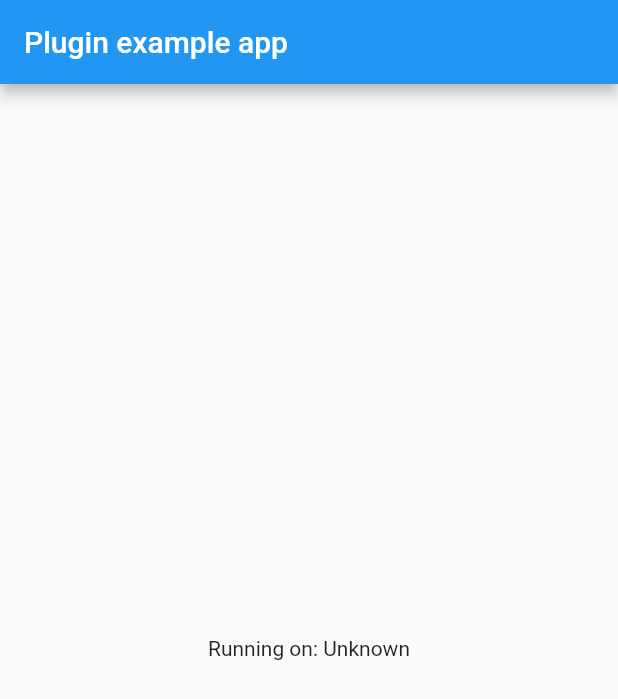
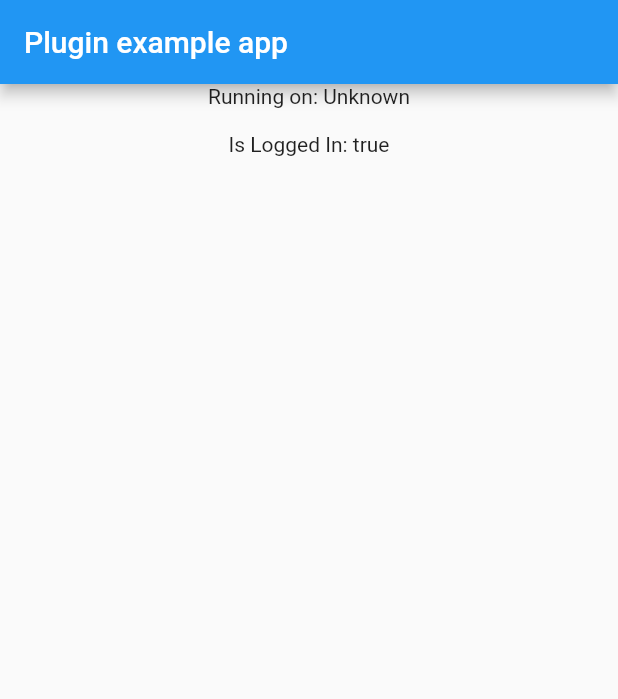
Before and after one commit to sarpongkb/flutter_facebook_sdk, a Flutter app: the screen it shows after launch, on a phone screen of 412 x 824 dp. Shown: the top 699 px of the screen. Run offline on Flutter 3.47's test engine with Material 2 defaults, Android fonts, the phone set to English and light mode, and no system bars.

Commit message:
Initial android setup for login

```diff
--- a/example/lib/main.dart
+++ b/example/lib/main.dart
@@ -13,6 +13,7 @@ class MyApp extends StatefulWidget {
 
 class _MyAppState extends State<MyApp> {
   String _platformVersion = 'Unknown';
+  bool _loggedIn = true;
 
   @override
   void initState() {
@@ -23,9 +24,11 @@ class _MyAppState extends State<MyApp> {
   // Platform messages are asynchronous, so we initialize in an async method.
   Future<void> initPlatformState() async {
     String platformVersion;
+    bool loggedIn;
     // Platform messages may fail, so we use a try/catch PlatformException.
     try {
       platformVersion = await FlutterFacebookSdk.platformVersion;
+      loggedIn = await FlutterFacebookSdk.isLoggedIn();
     } on PlatformException {
       platformVersion = 'Failed to get platform version.';
     }
@@ -37,6 +40,7 @@ class _MyAppState extends State<MyApp> {
 
     setState(() {
       _platformVersion = platformVersion;
+      _loggedIn = loggedIn;
     });
   }
 
@@ -47,8 +51,15 @@ class _MyAppState extends State<MyApp> {
         appBar: new AppBar(
           title: const Text('Plugin example app'),
         ),
-        body: new Center(
-          child: new Text('Running on: $_platformVersion\n'),
+        body: Column(
+          children: <Widget>[
+             Center(
+              child: Text('Running on: $_platformVersion\n'),
+            ),
+             Center(
+               child: Text('Is Logged In: $_loggedIn\n'),
+             ),
+          ],
         ),
       ),
     );
--- a/lib/flutter_facebook_sdk.dart
+++ b/lib/flutter_facebook_sdk.dart
@@ -10,4 +10,9 @@ class FlutterFacebookSdk {
     final String version = await _channel.invokeMethod('getPlatformVersion');
     return version;
   }
+
+  static Future<bool> isLoggedIn() async {
+    bool loggedIn = await _channel.invokeMethod("isLoggedIn");
+    return loggedIn;
+  }
 }
```
Also changed, not shown: 4 other files.
